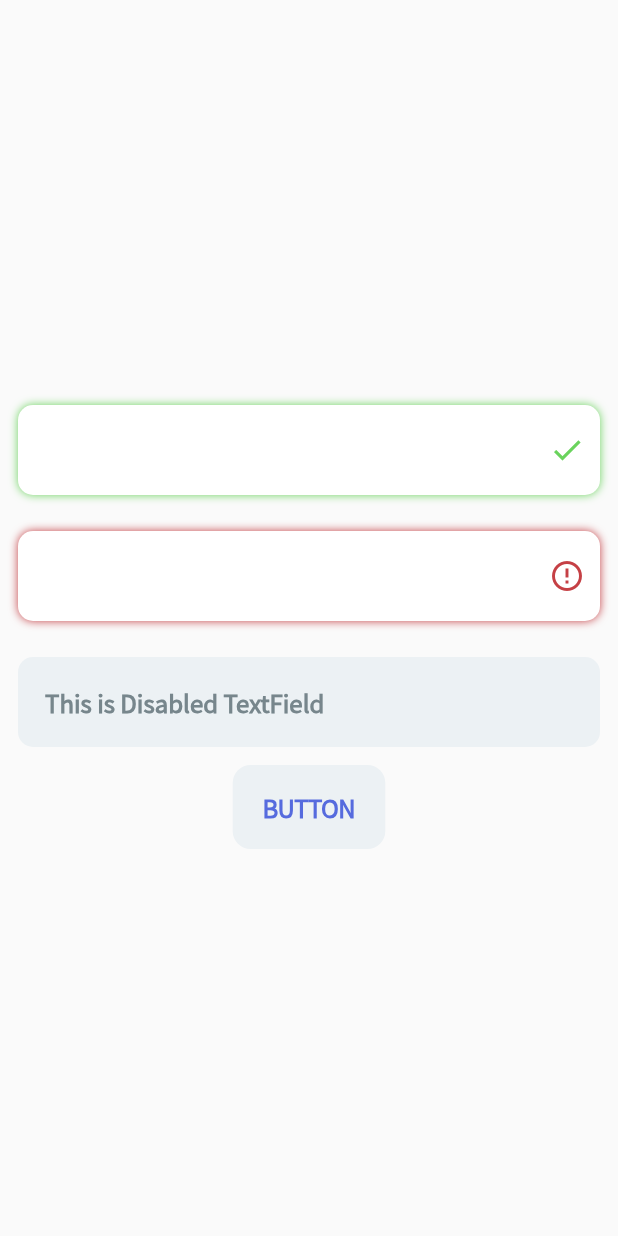
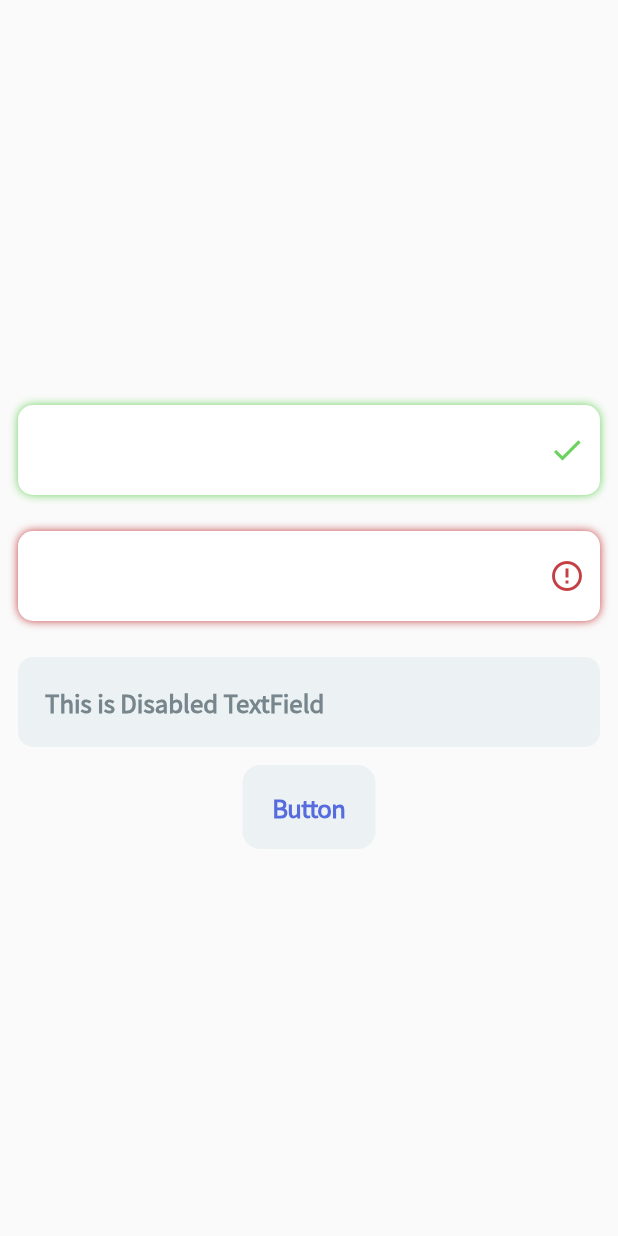
Before and after one commit to ketanchoyal/Sub-Track, a Flutter app: the screen it shows after launch, on a phone screen of 412 x 824 dp. Run offline on Flutter 3.47's test engine with Material 2 defaults, Android fonts, the light colour scheme and no system bars; our stand-ins replace stacked.

Commit message:
minor changes

```diff
--- a/lib/ui/dumb_widgets/buttons.dart
+++ b/lib/ui/dumb_widgets/buttons.dart
@@ -11,10 +11,12 @@
     Key? key,
     this.buttonType = ButtonType.PRIMARY,
     required this.onPressed,
+    required this.buttonText,
   }) : super(key: key);
 
   final ButtonType buttonType;
   final Function() onPressed;
+  final String buttonText;
 
   @override
   Widget build(BuildContext context) {
@@ -30,7 +32,7 @@
       child: CupertinoButton.filled(
         disabledColor: AppColor.STAccentLight,
         child: Text(
-          "BUTTON",
+          buttonText,
           style: kBodyStyle.copyWith(
             fontWeight: FontWeightX.bold,
             color: buttonType == ButtonType.PRIMARY
--- a/lib/ui/view/startup/startup_view.dart
+++ b/lib/ui/view/startup/startup_view.dart
@@ -40,6 +40,7 @@
                 placeholder: "This is Disabled TextField",
               ),
               STButton(
+                buttonText: "Button",
                 buttonType: ButtonType.SECONDARY,
                 onPressed: () {},
               )
```
